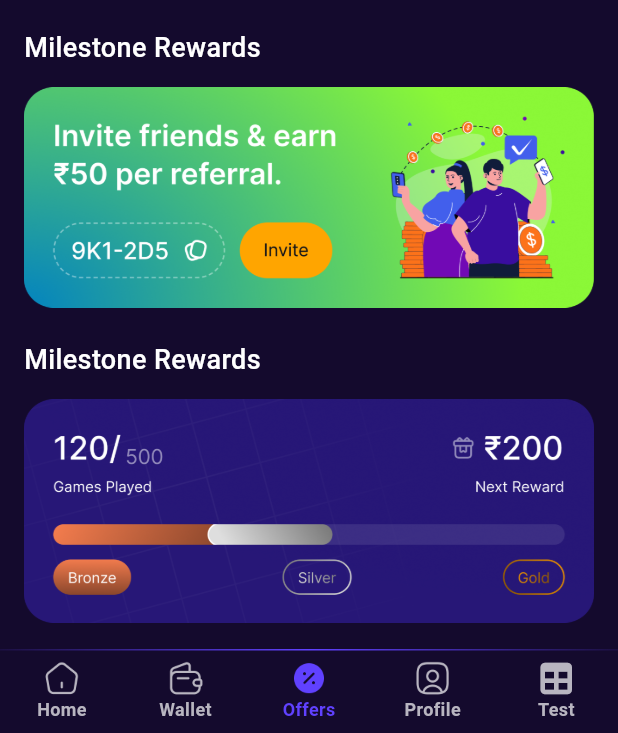
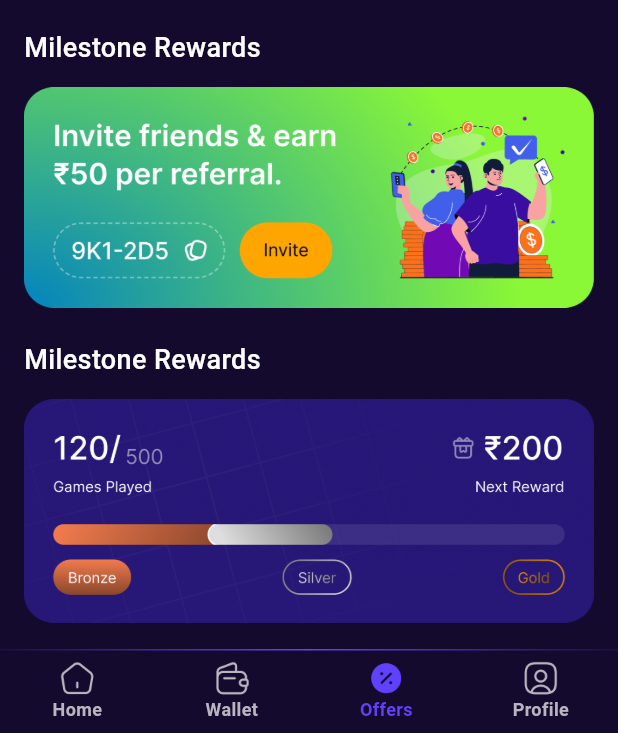
Before and after one commit to afnas-sys/wintek, a Flutter app: the CustomBottomBar screen opened by its route, item 3 of the bottom bar chosen, scrolled down 110 dp, on a phone screen of 412 x 824 dp, the part 503-1236 px from its top. Run offline on Flutter 3.47's test engine with Material 3 defaults, Android fonts, the phone set to English and light mode, and no system bars; drawn by our look-alikes of carousel_slider; our stand-ins replace another_flushbar, custom_sliding_segmented_control, dio, dotted_line, firebase_auth, firebase_core and 12 more; missing offline and left inert: flutter_upi_india; accounts and stored records are empty; network calls fail; project files that could hold a hidden picture were left out.

Commit message:
wintek code updated- v2

```diff
--- a/lib/core/widgets/custom_bottom_bar.dart
+++ b/lib/core/widgets/custom_bottom_bar.dart
@@ -1,10 +1,8 @@
 import 'package:flutter/material.dart';
-import 'package:font_awesome_flutter/font_awesome_flutter.dart';
 import 'package:wintek/core/constants/app_images.dart';
 import 'package:wintek/features/home/screens/home_screen.dart';
 import 'package:wintek/features/offers/view/offers_screen.dart';
 import 'package:wintek/features/profile/screen/profile_screen.dart';
-import 'package:wintek/features/test/test.dart';
 import 'package:wintek/features/wallet/view/wallet_screen.dart';
 import 'package:wintek/core/constants/app_colors.dart';
 
@@ -22,7 +20,7 @@ class _CustomBottomBarState extends State<CustomBottomBar> {
     WalletScreen(),
     OffersScreen(),
     ProfileScreen(),
-    Test(),
+    // Test(),
   ];
   @override
   Widget build(BuildContext context) {
@@ -127,10 +125,10 @@ class _CustomBottomBarState extends State<CustomBottomBar> {
                           ),
                     label: 'Profile',
                   ),
-                  const BottomNavigationBarItem(
-                    icon: Icon(FontAwesomeIcons.table),
-                    label: 'Test',
-                  ),
+                  // const BottomNavigationBarItem(
+                  //   icon: Icon(FontAwesomeIcons.table),
+                  //   label: 'Test',
+                  // ),
                 ],
               ),
 
```
